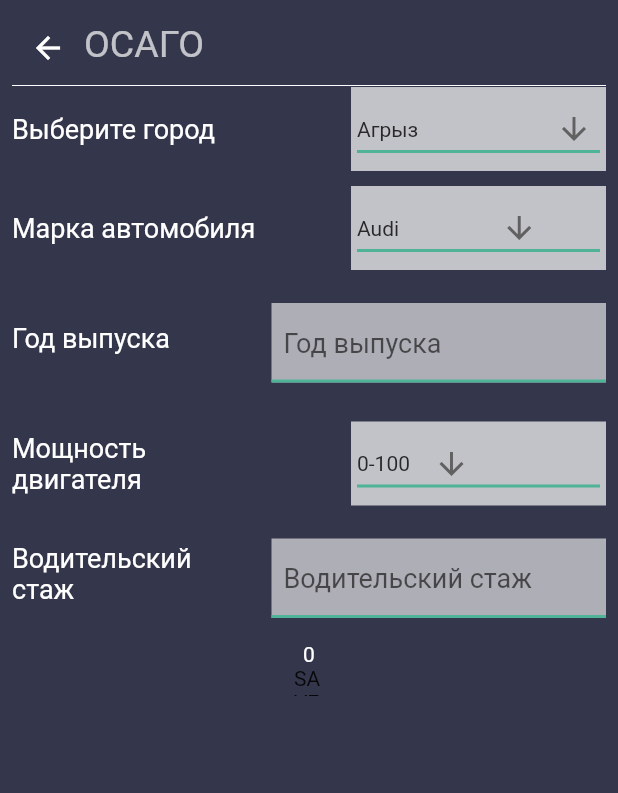
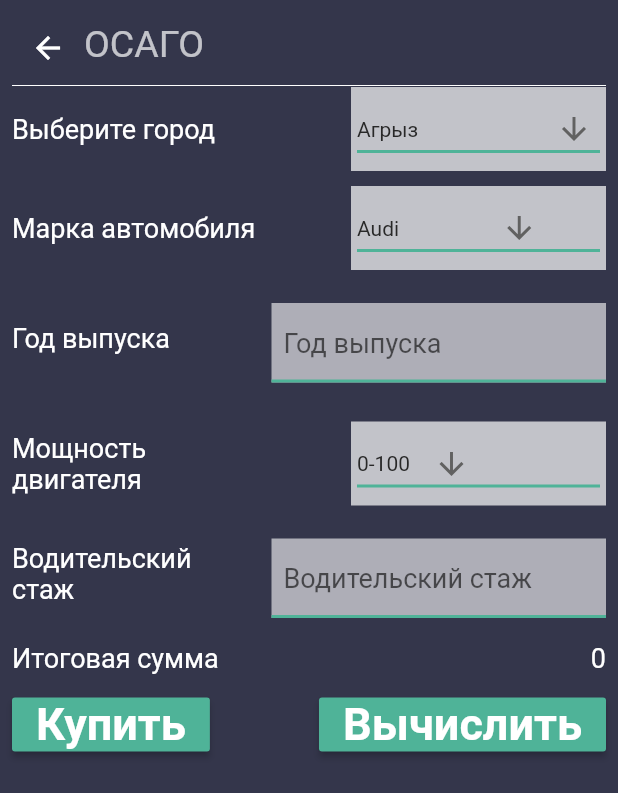
Before and after one commit to ildarik20000/turnkey-solution, a Flutter app: the OsagoPage screen opened directly, on a phone screen of 412 x 824 dp. Shown: the top 793 px of the screen. Run offline on Flutter 3.47's test engine with Material 2 defaults, Android fonts, the light colour scheme and no system bars; our stand-ins replace cloud_firestore, firebase_auth, firebase_core, fluttertoast; accounts and stored records are empty; Roboto replaces fonts that are missing (BebasBold, BebasBook).

Commit message:
end osago

```diff
--- a/lib/screens/osago-page.dart
+++ b/lib/screens/osago-page.dart
@@ -66,18 +66,25 @@ class _OsagoPageState extends State<OsagoPage> {
                   keyboardType: TextInputType.phone,
                 ),
                 Container(
-                  child: Text(
+                  child: Row(
+                    mainAxisAlignment: MainAxisAlignment.spaceBetween,
+                    children: [
+                      Text(
+                        "Итоговая сумма ",
+                        style: TextStyle(fontSize: 18, color: Colors.white),
+                      ),
+                      Text(
                         output,
-                    style: TextStyle(color: Colors.white),
+                        style: TextStyle(fontSize: 18, color: Colors.white),
+                      )
+                    ],
                   ),
                 ),
-                GestureDetector(
-                  child: Container(
-                    height: 20,
-                    width: 20,
-                    child: Text("SAVE"),
-                  ),
-                  onTap: () {
+                Container(
+                  child: Row(
+                    mainAxisAlignment: MainAxisAlignment.spaceBetween,
+                    children: [
+                      _button("Купить", () {
                         if (_dateController.text != "" &&
                             _standingController.text != "") {
                           osago.city = city;
@@ -87,7 +94,6 @@ class _OsagoPageState extends State<OsagoPage> {
                           osago.standing = _standingController.text;
                           print(osago);
                           setState(() {
-                        output = _out().toString();
                             _saveInfo();
                           });
                         } else {
@@ -100,7 +106,33 @@ class _OsagoPageState extends State<OsagoPage> {
                               textColor: Colors.white,
                               fontSize: 16.0);
                         }
-                  },
+                      }),
+                      _button("Вычислить", () {
+                        if (_dateController.text != "" &&
+                            _standingController.text != "") {
+                          osago.city = city;
+                          osago.car = car;
+                          osago.date = int.parse(_dateController.text);
+                          osago.enginePower = enginePower;
+                          osago.standing = _standingController.text;
+                          print(osago);
+                          setState(() {
+                            loadData();
+                            output = _out().toString();
+                          });
+                        } else {
+                          Fluttertoast.showToast(
+                              msg: "Заполните все поля",
+                              toastLength: Toast.LENGTH_SHORT,
+                              gravity: ToastGravity.CENTER,
+                              timeInSecForIosWeb: 1,
+                              backgroundColor: Colors.red,
+                              textColor: Colors.white,
+                              fontSize: 16.0);
+                        }
+                      }),
+                    ],
+                  ),
                 )
               ],
             ),
@@ -138,6 +170,7 @@ class _OsagoPageState extends State<OsagoPage> {
                 ),
                 onChanged: (String newValue) {
                   setState(() {
+                    output = _out().toString();
                     city = newValue;
                   });
                 },
@@ -371,3 +404,23 @@ class _OsagoPageState extends State<OsagoPage> {
     Navigator.pop(context);
   }
 }
+
+Widget _button(String text, void func()) {
+  return Container(
+    margin: EdgeInsets.only(top: 10),
+    child: RaisedButton(
+      splashColor: PlayColors.red,
+      highlightColor: PlayColors.red,
+      color: PlayColors.buttonBackground,
+      child: Text(text,
+          style: TextStyle(
+              fontFamily: 'BebasBook',
+              fontWeight: FontWeight.bold,
+              color: Colors.white,
+              fontSize: 30)),
+      onPressed: () {
+        func();
+      },
+    ),
+  );
+}
```
Lines whose indentation alone changed are shown as unchanged.
